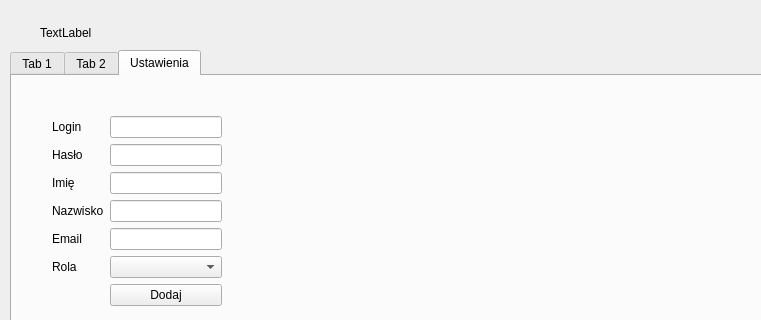
This is WebServiceClient/servicewindow.ui in ekspensum/CPP_Projects as Qt 5 draws it before an edit; both pictures show x 0 to 761 and y 0 to 320 of the 1185 by 745 pixel window. The edited form follows.
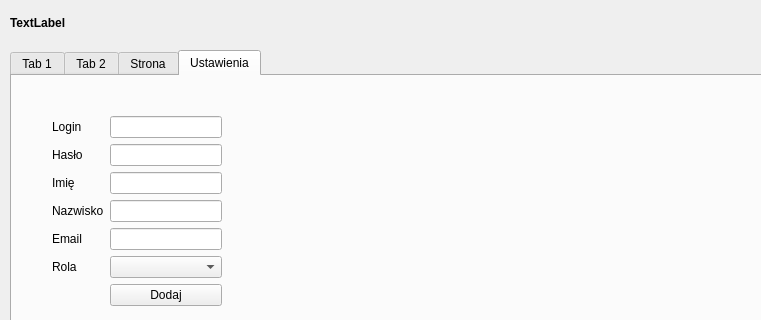
This is the edited form. The open tabs and pages were chosen to show the change.

Diff of the .ui file:
```diff
--- a/WebServiceClient/servicewindow.ui
+++ b/WebServiceClient/servicewindow.ui
@@ -17,8 +17,8 @@
    <widget class="QLabel" name="labelWhoLogin">
     <property name="geometry">
      <rect>
-      <x>40</x>
-      <y>20</y>
+      <x>10</x>
+      <y>10</y>
       <width>571</width>
       <height>25</height>
      </rect>
@@ -26,6 +26,8 @@
     <property name="font">
      <font>
       <pointsize>9</pointsize>
+      <weight>75</weight>
+      <bold>true</bold>
      </font>
     </property>
     <property name="text">
@@ -80,6 +82,11 @@
       </property>
      </widget>
     </widget>
+    <widget class="QWidget" name="tab_3">
+     <attribute name="title">
+      <string>Strona</string>
+     </attribute>
+    </widget>
     <widget class="QWidget" name="settingTab">
      <attribute name="title">
       <string>Ustawienia</string>
```
Left out of the diff: 6 changed lines with no effect on the pictures.
